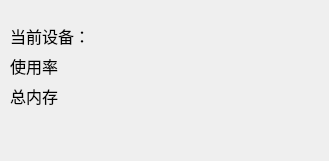
Old version of the form form.ui in the repository Fan26278/DisplayCard-monitor.
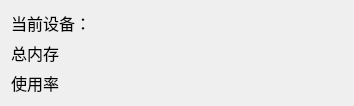
New version of the form.

What changed in the file:
```diff
--- a/form.ui
+++ b/form.ui
@@ -6,31 +6,16 @@
    <rect>
     <x>0</x>
     <y>0</y>
-    <width>329</width>
-    <height>161</height>
+    <width>354</width>
+    <height>90</height>
    </rect>
   </property>
   <property name="windowTitle">
    <string>Form</string>
   </property>
-  <widget class="QWidget" name="widget" native="true">
-   <property name="geometry">
-    <rect>
-     <x>10</x>
-     <y>10</y>
-     <width>301</width>
-     <height>141</height>
-    </rect>
-   </property>
+  <layout class="QVBoxLayout" name="verticalLayout">
+   <item>
    <widget class="QLabel" name="nameLabel">
-    <property name="geometry">
-     <rect>
-      <x>0</x>
-      <y>10</y>
-      <width>321</width>
-      <height>31</height>
-     </rect>
-    </property>
     <property name="font">
      <font>
       <pointsize>12</pointsize>
@@ -40,15 +25,9 @@
      <string>当前设备：</string>
     </property>
    </widget>
+   </item>
+   <item>
    <widget class="QLabel" name="memoryLabel">
-    <property name="geometry">
-     <rect>
-      <x>0</x>
-      <y>70</y>
-      <width>321</width>
-      <height>31</height>
-     </rect>
-    </property>
     <property name="font">
      <font>
       <pointsize>12</pointsize>
@@ -58,15 +37,9 @@
      <string>总内存</string>
     </property>
    </widget>
+   </item>
+   <item>
    <widget class="QLabel" name="ratesLabel">
-    <property name="geometry">
-     <rect>
-      <x>0</x>
-      <y>40</y>
-      <width>321</width>
-      <height>31</height>
-     </rect>
-    </property>
     <property name="font">
      <font>
       <pointsize>12</pointsize>
@@ -76,7 +49,8 @@
      <string>使用率</string>
     </property>
    </widget>
-  </widget>
+   </item>
+  </layout>
  </widget>
  <resources/>
  <connections/>
```
Lines whose indentation alone changed are shown as unchanged.
